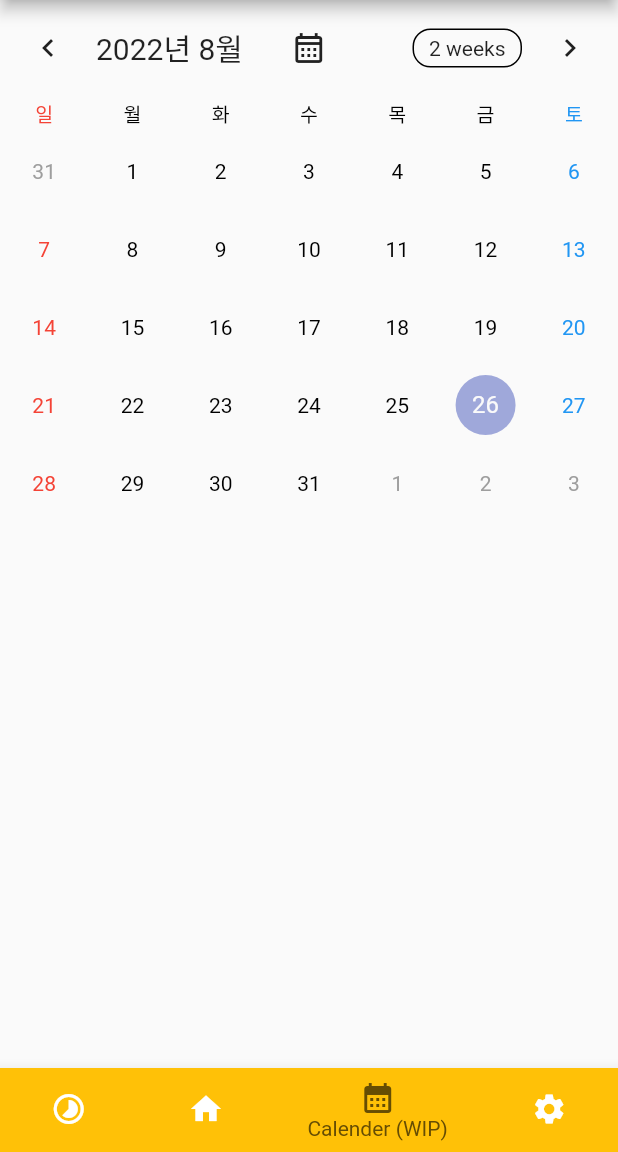
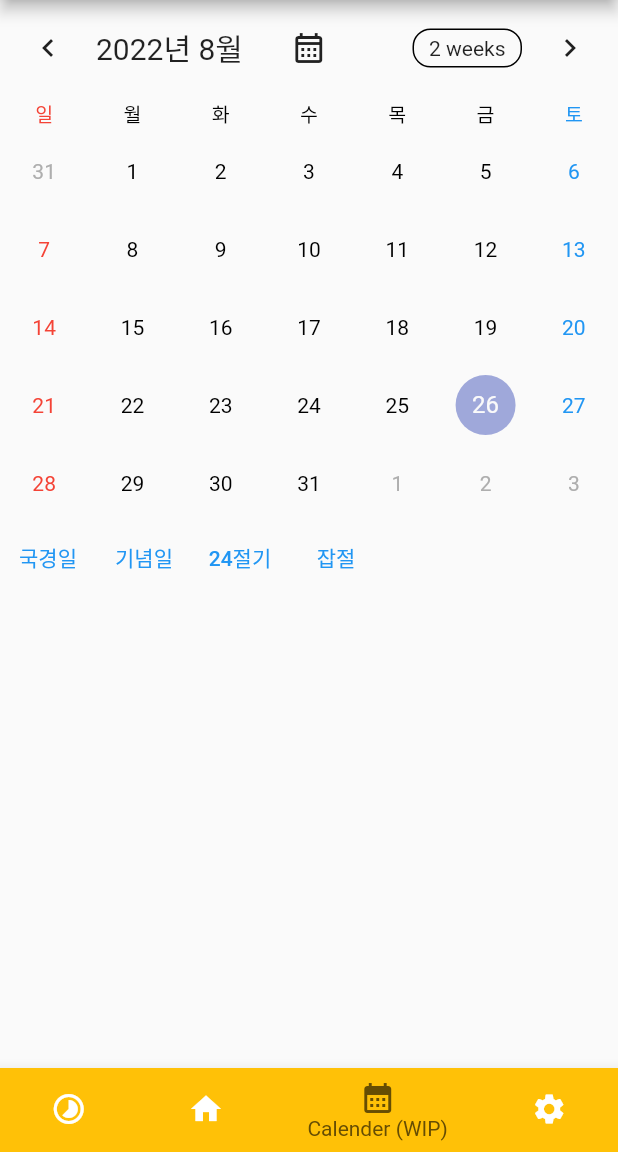
Before and after one commit to Sharlottes/Timer, a Flutter app: the screen it shows after launch, on a phone screen of 412 x 824 dp, the part 84-1236 px from its top. Run offline on Flutter 3.47's test engine with Material 2 defaults, Android fonts, the phone set to English and light mode, and no system bars; drawn by our look-alikes of table_calendar; our stand-ins replace auto_size_text; network calls fail; statements that could not run were skipped.

Commit message:
특일 on/off

```diff
--- a/lib/calender.dart
+++ b/lib/calender.dart
@@ -1,3 +1,4 @@
+import 'package:auto_size_text/auto_size_text.dart';
 import 'package:flutter/material.dart';
 import 'package:intl/intl.dart';
 import 'package:provider/provider.dart';
@@ -15,19 +16,30 @@ class CalenderPage extends StatefulWidget {
   }
 }
 
+List<String> datekinds = ["국경일", "기념일", '24절기', "잡절"];
+
 class _CalenderPageState extends State<CalenderPage> {
   DateTime _focusedDay = DateTime.now();
+  CalendarFormat _calendarFormat = CalendarFormat.month;
+  Set<String> kinds = {"국경일", "기념일", '24절기', "잡절"};
 
   @override
   Widget build(BuildContext ctx) {
     DateTime now = DateTime.now();
     return Provider(
         create: (_) => dates,
-        builder: (context, __) => TableCalendar(
+        builder: (context, __) => Column(children: [
+              TableCalendar(
                   rangeSelectionMode: RangeSelectionMode.enforced,
                   firstDay: DateTime.parse("${now.year - 1}0101"),
                   lastDay: DateTime.parse("${now.year + 1}1231"),
                   focusedDay: _focusedDay,
+                  calendarFormat: _calendarFormat,
+                  onFormatChanged: (calendarFormat) {
+                    setState(() {
+                      _calendarFormat = calendarFormat;
+                    });
+                  },
                   onPageChanged: (focusedDay) {
                     setState(() {
                       _focusedDay = focusedDay;
@@ -35,7 +47,7 @@ class _CalenderPageState extends State<CalenderPage> {
                   },
                   daysOfWeekHeight: 24,
                   calendarBuilders: CalendarBuilders(
-              headerTitleBuilder: (_, date) {
+                    headerTitleBuilder: (cctx, date) {
                       return Row(children: [
                         Text(
                           "${date.year}년 ${date.month}월",
@@ -47,7 +59,8 @@ class _CalenderPageState extends State<CalenderPage> {
                                 duration: const Duration(milliseconds: 300),
                                 child: (() {
                                   if (_focusedDay.year == DateTime.now().year &&
-                                _focusedDay.month == DateTime.now().month) {
+                                      _focusedDay.month ==
+                                          DateTime.now().month) {
                                     return const SizedBox();
                                   }
                                   return DecoratedBox(
@@ -63,20 +76,22 @@ class _CalenderPageState extends State<CalenderPage> {
                                               _focusedDay = DateTime.now();
                                             });
                                           },
-                                    child: Text("오늘로"),
                                           style: ButtonStyle(
                                               foregroundColor:
                                                   MaterialStateProperty.all(
-                                                Colors.black))));
+                                                      Colors.black)),
+                                          child: const Text("오늘로")));
                                 })())),
                         IconButton(
                             onPressed: () {
+                              //TODO - 한국어로 전환
                               showDatePicker(
-                                context: context,
+                                      context: cctx,
                                       initialDate: _focusedDay,
                                       firstDate:
                                           DateTime.parse("${now.year - 1}0101"),
-                                lastDate: DateTime.parse("${now.year + 1}1231"),
+                                      lastDate:
+                                          DateTime.parse("${now.year + 1}1231"),
                                       currentDate: DateTime.now())
                                   .then((datetime) {
                                 if (datetime != null) {
@@ -88,34 +103,6 @@ class _CalenderPageState extends State<CalenderPage> {
                             },
                             icon: const Icon(Icons.calendar_month_outlined))
                       ]);
-              },
-              outsideBuilder: (_, from, to) {
-                String? subtitle;
-                for (var element in context
-                    .read<DateInfo>()
-                    .getInfo(from.year, from.month)) {
-                  if (element["locdate"].toString().substring(4) ==
-                      '${from.month.toString().padLeft(2, '0')}${from.day.toString().padLeft(2, '0')}') {
-                    subtitle = element["dateName"];
-                    break;
-                  }
-                }
-
-                return (() {
-                  Widget text = Center(
-                      child: Text('${from.day}',
-                          style: const TextStyle(color: Colors.grey)));
-                  if (subtitle != null) {
-                    return Stack(children: [
-                      text,
-                      Text(subtitle,
-                          style:
-                              const TextStyle(color: Colors.grey, fontSize: 12))
-                    ]);
-                  } else {
-                    return text;
-                  }
-                })();
                     },
                     defaultBuilder: (_, from, to) {
                       Color color = Colors.black;
@@ -131,12 +118,22 @@ class _CalenderPageState extends State<CalenderPage> {
                           if (element["locdate"].toString() ==
                               DateFormat("yyyyMMdd").format(from)) {
                             if (element["isHoliday"] == "Y") color = Colors.red;
+                            if (element["dateKind"] != null &&
+                                kinds.contains(datekinds[int.parse(
+                                        element["dateKind"]
+                                            .toString()
+                                            .replaceAll(RegExp("0"), "")) -
+                                    1])) {
                               subtitle = element["dateName"];
+                            }
                             break;
                           }
                         }
                       }
-                if (from.weekday == DateTime.sunday) {
+
+                      if (_focusedDay.month != from.month) {
+                        color = Colors.grey;
+                      } else if (from.weekday == DateTime.sunday) {
                         color = Colors.red;
                       } else if (from.weekday == DateTime.saturday) {
                         color = Colors.blue;
@@ -144,13 +141,18 @@ class _CalenderPageState extends State<CalenderPage> {
 
                       return (() {
                         Widget text = Center(
-                      child:
-                          Text('${from.day}', style: TextStyle(color: color)));
+                            child: Text('${from.day}',
+                                style: TextStyle(color: color)));
                         if (subtitle != null) {
                           return Stack(children: [
                             text,
-                      Text(subtitle,
-                          style: TextStyle(color: color, fontSize: 12))
+                            Padding(
+                                padding: const EdgeInsets.all(5),
+                                child: AutoSizeText(subtitle,
+                                    maxLines: 1,
+                                    minFontSize: 3,
+                                    style:
+                                        TextStyle(color: color, fontSize: 10)))
                           ]);
                         } else {
                           return text;
@@ -165,7 +167,7 @@ class _CalenderPageState extends State<CalenderPage> {
                         color = Colors.blue;
                       }
                       return Container(
-                    decoration: BoxDecoration(),
+                          decoration: const BoxDecoration(),
                           child: Center(
                               child: Text(
                             const [
@@ -180,6 +182,25 @@ class _CalenderPageState extends State<CalenderPage> {
                             style: TextStyle(color: color, fontSize: 13),
                           )));
                     },
-            )));
+                  )),
+              Row(
+                  children: List.from(datekinds.map((datekind) => TextButton(
+                        onPressed: () {
+                          setState(() {
+                            if (kinds.contains(datekind)) {
+                              kinds.remove(datekind);
+                            } else {
+                              kinds.add(datekind);
+                            }
+                          });
+                        },
+                        style: ButtonStyle(foregroundColor:
+                            MaterialStateProperty.resolveWith((state) {
+                          if (kinds.contains(datekind)) return Colors.blue;
+                          return Colors.grey;
+                        })),
+                        child: Text(datekind),
+                      ))))
+            ]));
   }
 }
```
Lines whose indentation alone changed are shown as unchanged.
